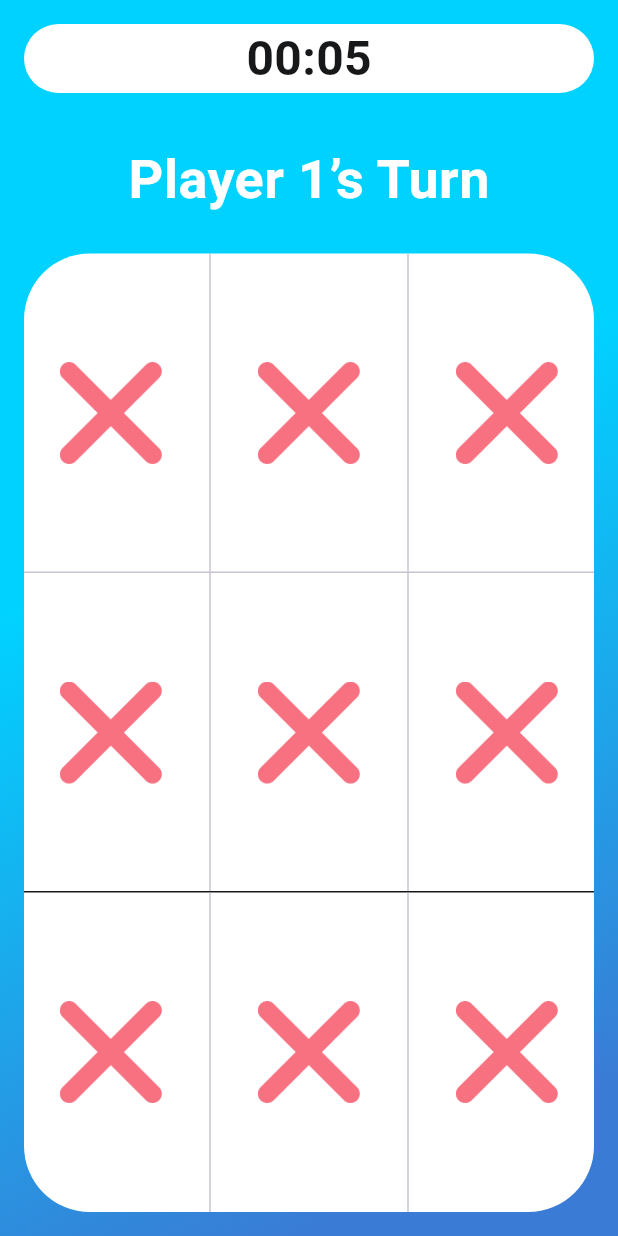
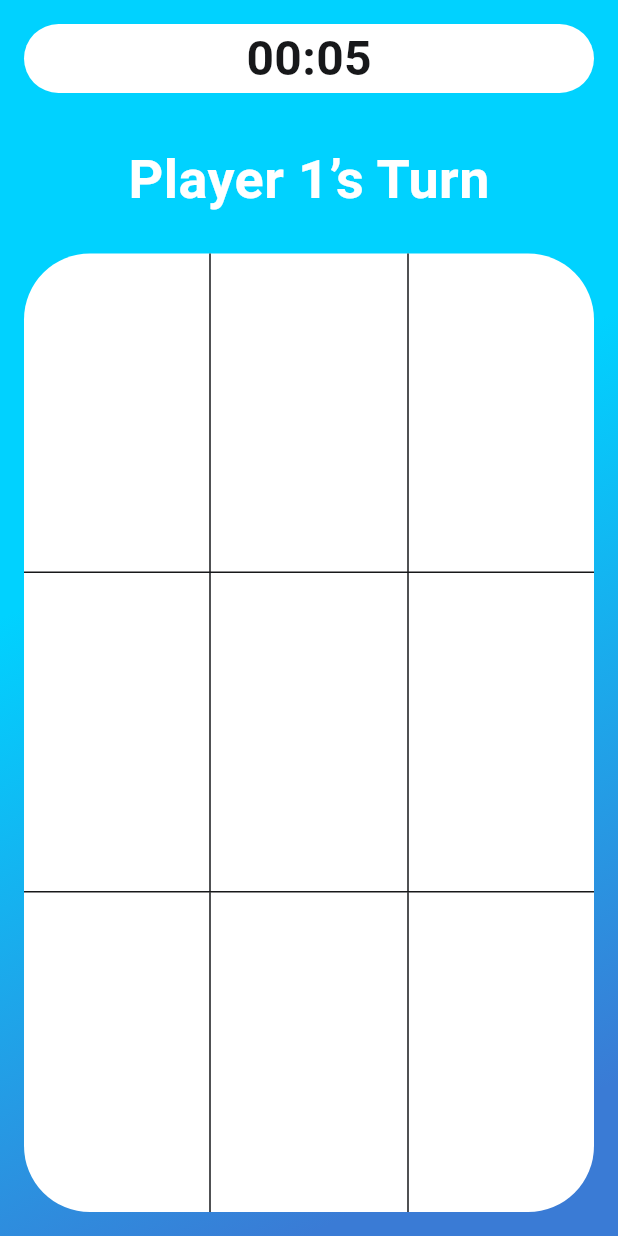
Before and after one commit to MohamedAhmed1420/x_o_game, a Flutter app: the Gameplay screen opened directly, on a phone screen of 412 x 824 dp. Run offline on Flutter 3.47's test engine with Material 3 defaults, Android fonts, the phone set to English and light mode, and no system bars.

Commit message:
updata game play

```diff
--- a/lib/game_play/GamePlay.dart
+++ b/lib/game_play/GamePlay.dart
@@ -1,4 +1,5 @@
 import 'package:flutter/material.dart';
+import 'package:x_o_game/game_play/widgets/widgetPlay.dart';
 
 import '../core/AppColors.dart';
 
@@ -60,25 +61,26 @@ class Gameplay extends StatelessWidget {
                           child:
                           Row(
                             children: [
-                              Expanded(child: SizedBox(height: 68,width: 68,child: Image.asset("assets/images/x.png",))),
-                              VerticalDivider(),
-                              Expanded(child:   SizedBox(width: 68,height: 68,child: Image.asset("assets/images/x.png"))),
-                              VerticalDivider(),
-                              Expanded(child: SizedBox(width: 68,height: 68,child: Image.asset("assets/images/x.png"))),
+                              Expanded(child: SizedBox(height: 68,width: 68,child: WidgetPlay(play: ""))),
+                              VerticalDivider(color: AppColors.black),
+                              Expanded(child:   SizedBox(width: 68,height: 68,child:  WidgetPlay(play: ""))),
+                              VerticalDivider(color: AppColors.black),
+                              Expanded(child: SizedBox(width: 68,height: 68,child:  WidgetPlay(play: ""))),
 
                             ],
                           ),
                         ),
-                        Divider(height: 0,),
+                        Divider(height: 0,color: AppColors.black
+                          ,),
                         Expanded(
                           child:
                           Row(
                             children: [
-                              Expanded(child: SizedBox(height: 68,width: 68,child: Image.asset("assets/images/x.png",))),
-                              VerticalDivider(),
-                              Expanded(child:   SizedBox(width: 68,height: 68,child: Image.asset("assets/images/x.png"))),
-                              VerticalDivider(),
-                              Expanded(child: SizedBox(width: 68,height: 68,child: Image.asset("assets/images/x.png"))),
+                              Expanded(child: SizedBox(height: 68,width: 68,child: WidgetPlay(play: ""))),
+                              VerticalDivider(color: AppColors.black),
+                              Expanded(child:   SizedBox(width: 68,height: 68,child:  WidgetPlay(play: ""))),
+                              VerticalDivider(color: AppColors.black),
+                              Expanded(child: SizedBox(width: 68,height: 68,child:  WidgetPlay(play: ""))),
 
                             ],
                           ),
@@ -88,11 +90,11 @@ class Gameplay extends StatelessWidget {
                           child:
                           Row(
                             children: [
-                              Expanded(child: SizedBox(height: 68,width: 68,child: Image.asset("assets/images/x.png",))),
-                              VerticalDivider(),
-                              Expanded(child:   SizedBox(width: 68,height: 68,child: Image.asset("assets/images/x.png"))),
-                              VerticalDivider(),
-                              Expanded(child: SizedBox(width: 68,height: 68,child: Image.asset("assets/images/x.png"))),
+                              Expanded(child: SizedBox(height: 68,width: 68,child: WidgetPlay(play: ""))),
+                              VerticalDivider(color: AppColors.black),
+                              Expanded(child:   SizedBox(width: 68,height: 68,child:  WidgetPlay(play: ""))),
+                              VerticalDivider(color: AppColors.black),
+                              Expanded(child: SizedBox(width: 68,height: 68,child:  WidgetPlay(play: ""))),
 
                             ],
                           ),
--- /dev/null
+++ b/lib/game_play/widgets/widgetPlay.dart
@@ -0,0 +1,13 @@
+import 'package:flutter/material.dart';
+
+class WidgetPlay extends StatelessWidget {
+  String play;
+
+  WidgetPlay({super.key, required this.play});
+
+  @override
+  Widget build(BuildContext context) {
+    return play == "x" ? Image.asset("assets/images/x.png") : play == "o"
+        ? Image.asset("assets/images/o.png"):SizedBox(height: 68,width: 68,);
+  }
+}
```
